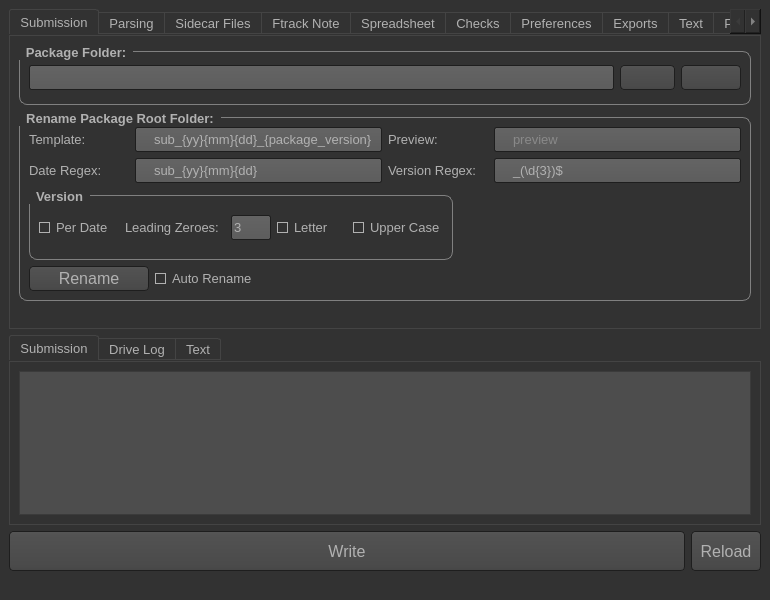
Before: the Qt Designer form submission.ui in jrsndl/SubmissionHelper, drawn with Qt 5.
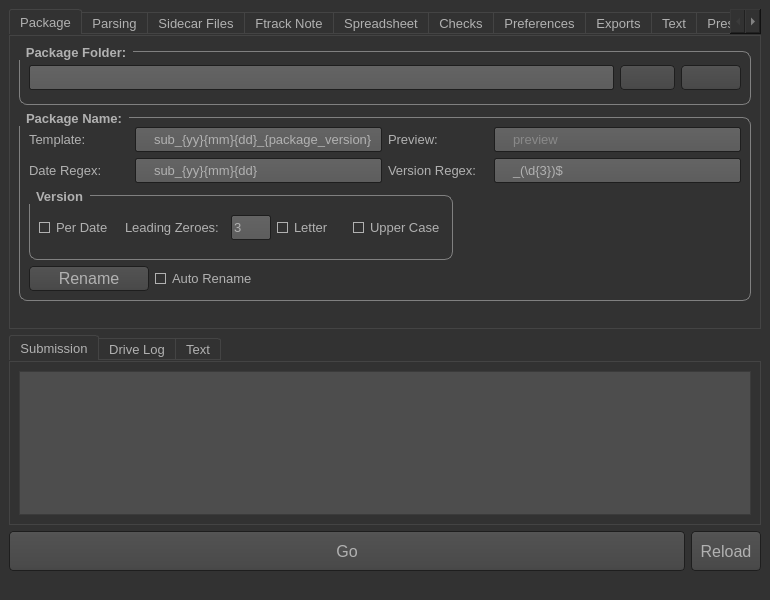
After: the same form once the commit is applied. Icons and pictures are not drawn.

```diff
--- a/submission.ui
+++ b/submission.ui
@@ -742,7 +742,7 @@
         </property>
         <widget class="QWidget" name="tab">
          <attribute name="title">
-          <string>Submission</string>
+          <string>Package</string>
          </attribute>
          <layout class="QHBoxLayout" name="horizontalLayout_50">
           <item>
@@ -925,7 +925,7 @@
                </size>
               </property>
               <property name="title">
-               <string>Rename Package Root Folder:</string>
+               <string>Package Name:</string>
               </property>
               <layout class="QHBoxLayout" name="horizontalLayout_49">
                <item>
@@ -7659,7 +7659,7 @@
              <bool>false</bool>
             </property>
             <property name="text">
-             <string>Write</string>
+             <string>Go</string>
             </property>
             <property name="default">
              <bool>true</bool>
```
Left out of the diff: 63 changed lines with no effect on the pictures.
